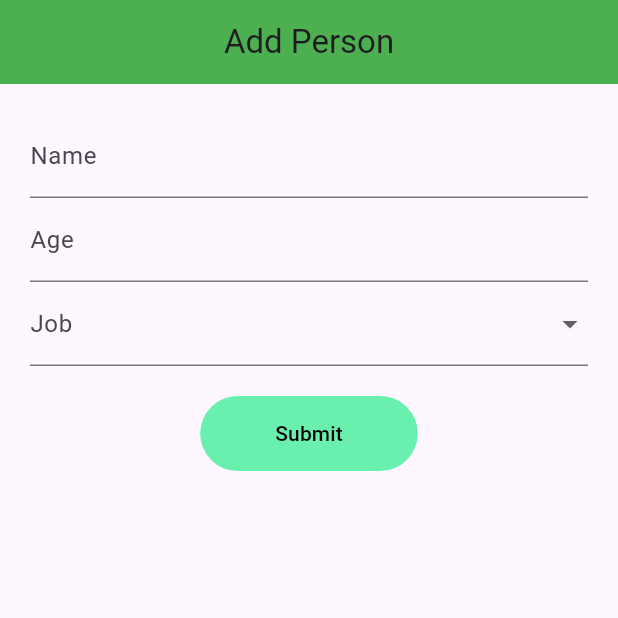
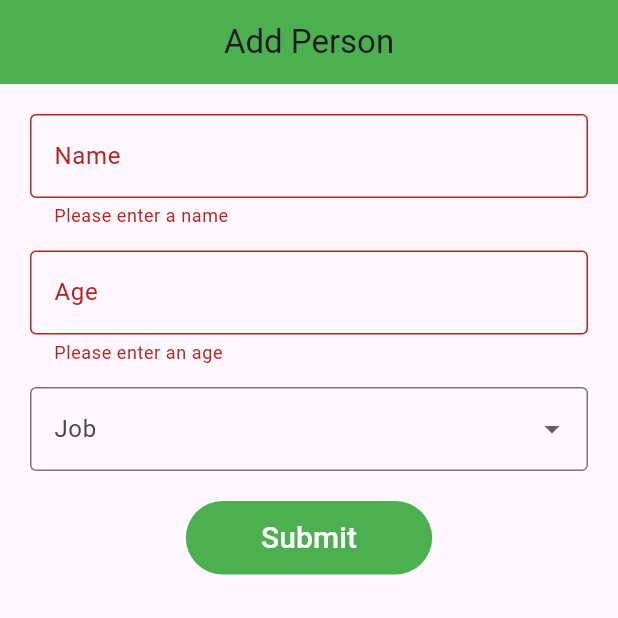
Before and after one commit to natwolfshadow-ship-it/learn_flutter_68_1, a Flutter app: the screen it shows after launch, after a tap on "Submit", on a phone screen of 412 x 824 dp, the top half of it. Run offline on Flutter 3.47's test engine with Material 3 defaults, Android fonts, the phone set to English and light mode, and no system bars; our stand-ins replace google_fonts; statements that could not run were skipped.

Commit message:
Step 15: Form State, Step 16: Submit Button

```diff
--- a/lib/screen/addForm.dart
+++ b/lib/screen/addForm.dart
@@ -9,6 +9,11 @@ class AddForm extends StatefulWidget {
 }
 
 class _AddFormState extends State<AddForm> {
+  final _formKey = GlobalKey<FormState>();
+
+  String _name = '';
+  int _age = 30;
+  Job? _job = Job.Developer;
 
   @override
   Widget build(BuildContext context) {
@@ -16,45 +21,135 @@ class _AddFormState extends State<AddForm> {
       title: 'Add Form',
       home: Scaffold(
         appBar: AppBar(
-          title:Text('Add Person'),
+          title: const Text('Add Person'),
           backgroundColor: Colors.green,
           centerTitle: true,
         ),
         body: Padding(
-          padding: EdgeInsets.all(20.0),
+          padding: const EdgeInsets.all(20.0),
+          child: Form(
+            key: _formKey,
             child: Column(
               children: [
-              TextFormField(decoration: InputDecoration(labelText: 'Name')),
+                // ช่องกรอกชื่อ
                 TextFormField(
-                decoration: InputDecoration(labelText: 'Age'),
-                keyboardType: TextInputType.number,
+                  decoration: const InputDecoration(
+                    labelText: 'Name',
+                    border: OutlineInputBorder(),
                   ),
-              DropdownButtonFormField(
-                decoration: InputDecoration(labelText: 'Job'),
-                items: Job.values.map((job) {
-                  return DropdownMenuItem(value: job,child: Text(job.title),);
-                }).toList(),
-                onChanged: (Job? newValue) {
-                  print('Selected job: ${newValue?.title}');
-                  // Handle job selection
+                  validator: (value) {
+                    if (value == null || value.isEmpty) {
+                      return 'Please enter a name';
+                    }
+                    return null;
+                  },
+                  onSaved: (value) {
+                    _name = value ?? '';
                   },
                 ),
-              SizedBox(height: 20),
+
+                const SizedBox(height: 15),
+
+                // ช่องกรอกอายุ
+                TextFormField(
+                  decoration: const InputDecoration(
+                    labelText: 'Age',
+                    border: OutlineInputBorder(),
+                  ),
+                  keyboardType: TextInputType.number,
+                  validator: (value) {
+                    if (value == null || value.isEmpty) {
+                      return 'Please enter an age';
+                    }
+
+                    if (int.tryParse(value) == null) {
+                      return 'Please enter a valid number';
+                    }
+
+                    return null;
+                  },
+                  onSaved: (value) {
+                    _age = int.tryParse(value ?? '') ?? 20;
+                  },
+                ),
+
+                const SizedBox(height: 15),
+
+                // เลือกอาชีพ
+                DropdownButtonFormField<Job>(
+                  value: _job,
+                  decoration: const InputDecoration(
+                    labelText: 'Job',
+                    border: OutlineInputBorder(),
+                  ),
+                  items: Job.values.map((job) {
+                    return DropdownMenuItem<Job>(
+                      value: job,
+                      child: Text(job.title),
+                    );
+                  }).toList(),
+                  onChanged: (value) {
+                    setState(() {
+                      _job = value;
+                    });
+                  },
+                ),
+
+                const SizedBox(height: 20),
+
+                // ปุ่ม Submit
                 FilledButton(
                   onPressed: () {
-                  // Handle form submission
+                    if (_formKey.currentState!.validate()) {
+                      _formKey.currentState!.save();
+
+                      if (_job != null) {
+                        setState(() {
+                          people.add(
+                            Person(
+                              name: _name,
+                              age: _age,
+                              job: _job!.title,
+                            ),
+                          );
+                        });
+
+                        print(
+                          'Name: $_name, '
+                          'Age: $_age, '
+                          'Job: ${_job!.title}',
+                        );
+
+                        _formKey.currentState!.reset();
+
+                        ScaffoldMessenger.of(context).showSnackBar(
+                          const SnackBar(
+                            content: Text('เพิ่มข้อมูลสำเร็จ'),
+                          ),
+                        );
+                      }
+                    }
                   },
                   style: FilledButton.styleFrom(
-                  backgroundColor: Colors.greenAccent,
-                  padding: EdgeInsets.symmetric(vertical: 15, horizontal: 50),
+                    backgroundColor: Colors.green,
+                    padding: const EdgeInsets.symmetric(
+                      vertical: 10,
+                      horizontal: 50,
                     ),
-                child: Text('Submit',style: TextStyle(color: Colors.black),),
+                  ),
+                  child: const Text(
+                    'Submit',
+                    style: TextStyle(
+                      color: Colors.white,
+                      fontSize: 20,
+                    ),
+                  ),
                 ),
               ],
             ),
           ),
         ),
+      ),
     );
-
   }
 }
```
Lines whose indentation alone changed are shown as unchanged.
